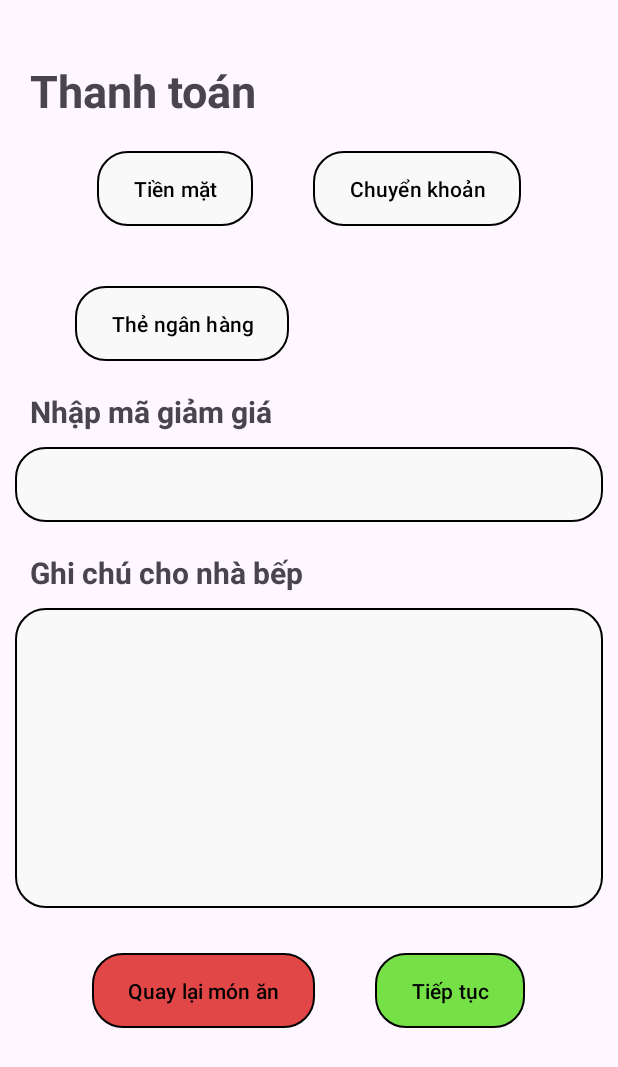
After one commit to tritoan24/Khopro, an Android app: the fragment ThanhToanFragment shown on its own in the app's theme, on a phone screen of 412 x 824 dp. The commit adds this screen. Shown: the top 1067 px of the screen. Run offline under Robolectric (Android 15) with nearby library versions, the phone set to English and light mode, and no system bars.

Commit message:
Dat up màn thanh toán với ThanhToanFragment

```diff
--- /dev/null
+++ b/app/src/main/java/com/ph32395/khopro/Fragment/ThanhToanFragment.java
@@ -0,0 +1,34 @@
+package com.ph32395.khopro.Fragment;
+
+import android.os.Bundle;
+import android.view.LayoutInflater;
+import android.view.View;
+import android.view.ViewGroup;
+import android.widget.Button;
+import android.widget.TextView;
+
+import androidx.annotation.NonNull;
+import androidx.annotation.Nullable;
+import androidx.fragment.app.Fragment;
+
+import com.ph32395.khopro.R;
+
+public class ThanhToanFragment extends Fragment {
+
+    Button btn_thanhToanTienMat , btn_thanhToanChuyenKhoan , btn_thanhToanTheNganHang,btn_quayLaiMonAn , btn_tiepTuc;
+    TextView tv_maGiamGiaThanhToan , tv_ghiChu;
+    @Nullable
+    @Override
+    public View onCreateView(@NonNull LayoutInflater inflater, @Nullable ViewGroup container, @Nullable Bundle savedInstanceState) {
+        View v = inflater.inflate(R.layout.fragment_thanhtoan, container, false);
+
+        btn_thanhToanTienMat = v.findViewById(R.id.btn_thanhToanTienMat);
+        btn_thanhToanChuyenKhoan = v.findViewById(R.id.btn_thanhToanChuyenKhoan);
+        btn_thanhToanTheNganHang = v.findViewById(R.id.btn_thanhToanTheNganHang);
+        btn_quayLaiMonAn = v.findViewById(R.id.btn_quayLaiMonAn);
+        btn_tiepTuc = v.findViewById(R.id.btn_tiepTuc);
+        tv_maGiamGiaThanhToan = v.findViewById(R.id.tv_maGiamGiaThanhToan);
+        tv_ghiChu = v.findViewById(R.id.tv_giChu);
+        return v;
+    }
+}
--- a/app/src/main/res/drawable/baseline_person_24.xml
+++ b/app/src/main/res/drawable/baseline_person_24.xml
@@ -1,4 +1,4 @@
-<vector android:height="24dp" android:tint="#000000"
+<vector android:height="24dp" android:tint="#3573C6"
     android:viewportHeight="24" android:viewportWidth="24"
     android:width="24dp" xmlns:android="http://schemas.android.com/apk/res/android">
     <path android:fillColor="@android:color/white" android:pathData="M12,12c2.21,0 4,-1.79 4,-4s-1.79,-4 -4,-4 -4,1.79 -4,4 1.79,4 4,4zM12,14c-2.67,0 -8,1.34 -8,4v2h16v-2c0,-2.66 -5.33,-4 -8,-4z"/>
--- /dev/null
+++ b/app/src/main/res/drawable/button_custom.xml
@@ -0,0 +1,14 @@
+<?xml version="1.0" encoding="utf-8"?>
+<shape
+    android:shape="rectangle"
+    xmlns:android="http://schemas.android.com/apk/res/android">
+    <size
+        android:width="100dp"
+        android:height="50dp"/>
+    <solid
+        android:color="#FAF9F9"/>
+    <corners
+        android:radius="20dp"/>
+    <stroke
+        android:width="1dp"></stroke>
+</shape>
--- /dev/null
+++ b/app/src/main/res/drawable/button_custom2.xml
@@ -0,0 +1,14 @@
+<?xml version="1.0" encoding="utf-8"?>
+<shape
+    android:shape="rectangle"
+    xmlns:android="http://schemas.android.com/apk/res/android">
+    <size
+        android:width="100dp"
+        android:height="50dp"/>
+    <solid
+        android:color="#E14747"/>
+    <corners
+        android:radius="20dp"/>
+    <stroke
+        android:width="1dp"></stroke>
+</shape>
--- /dev/null
+++ b/app/src/main/res/drawable/button_custom3.xml
@@ -0,0 +1,14 @@
+<?xml version="1.0" encoding="utf-8"?>
+<shape
+    android:shape="rectangle"
+    xmlns:android="http://schemas.android.com/apk/res/android">
+    <size
+        android:width="100dp"
+        android:height="50dp"/>
+    <solid
+        android:color="#75E147"/>
+    <corners
+        android:radius="20dp"/>
+    <stroke
+        android:width="1dp"></stroke>
+</shape>
--- /dev/null
+++ b/app/src/main/res/drawable/textview_custom.xml
@@ -0,0 +1,9 @@
+<?xml version="1.0" encoding="utf-8"?>
+<shape xmlns:android="http://schemas.android.com/apk/res/android">
+    <corners
+        android:radius="20dp"/>
+    <stroke
+        android:width="1dp"></stroke>
+    <solid
+        android:color="#FAF9F9"/>
+</shape>
--- a/app/src/main/res/layout/activity_login.xml
+++ b/app/src/main/res/layout/activity_login.xml
@@ -78,7 +78,6 @@
                 app:boxCornerRadiusBottomStart="20dp"
                 >
                 <EditText
-
                     android:id="@+id/ed_manguoidung_login"
                     android:layout_width="match_parent"
                     android:layout_height="wrap_content"
--- a/app/src/main/res/layout/add_nhanvien.xml
+++ b/app/src/main/res/layout/add_nhanvien.xml
@@ -77,7 +77,6 @@
                 android:layout_width="wrap_content"
                 android:layout_height="wrap_content"
                 android:text="Nam" />
-
             <RadioButton
                 android:id="@+id/rdo_Nu"
                 android:layout_width="wrap_content"
--- /dev/null
+++ b/app/src/main/res/layout/fragment_thanhtoan.xml
@@ -0,0 +1,106 @@
+<?xml version="1.0" encoding="utf-8"?>
+<LinearLayout xmlns:android="http://schemas.android.com/apk/res/android"
+    android:layout_width="match_parent"
+    android:layout_height="match_parent"
+    xmlns:app="http://schemas.android.com/apk/res-auto"
+    android:orientation="vertical">
+    <TextView
+        android:layout_width="match_parent"
+        android:layout_height="wrap_content"
+        android:text="Thanh toán"
+        android:textStyle="bold"
+        android:textSize="30dp"
+        android:layout_marginTop="40dp"
+        android:layout_marginLeft="20dp"/>
+    <LinearLayout
+        android:layout_width="match_parent"
+        android:layout_height="wrap_content"
+        android:orientation="horizontal"
+        android:gravity="center_horizontal">
+        <Button
+            android:layout_width="wrap_content"
+            android:layout_height="wrap_content"
+            android:layout_margin="20dp"
+            android:text="Tiền mặt"
+            android:background="@drawable/button_custom"
+            app:backgroundTint = "@null"
+            android:textColor="@color/black"
+            android:id="@+id/btn_thanhToanTienMat"/>
+        <Button
+            android:layout_width="wrap_content"
+            android:layout_height="wrap_content"
+            android:layout_margin="20dp"
+            android:text="Chuyển khoản"
+            android:background="@drawable/button_custom"
+            app:backgroundTint = "@null"
+            android:textColor="@color/black"
+            android:id="@+id/btn_thanhToanChuyenKhoan"/>
+    </LinearLayout>
+    <LinearLayout
+        android:layout_width="match_parent"
+        android:layout_height="wrap_content"
+        android:orientation="horizontal">
+        <Button
+            android:layout_width="wrap_content"
+            android:layout_height="wrap_content"
+            android:layout_marginLeft="50dp"
+            android:layout_marginTop="20dp"
+            android:text="Thẻ ngân hàng"
+            android:background="@drawable/button_custom"
+            app:backgroundTint = "@null"
+            android:textColor="@color/black"
+            android:id="@+id/btn_thanhToanTheNganHang"/>
+    </LinearLayout>
+    <TextView
+        android:layout_width="match_parent"
+        android:layout_height="wrap_content"
+        android:text="Nhập mã giảm giá"
+        android:layout_marginTop="20dp"
+        android:layout_marginLeft="20dp"
+        android:textSize="20dp"
+        android:textStyle="bold"/>
+    <TextView
+        android:layout_width="match_parent"
+        android:layout_height="50dp"
+        android:layout_margin="10dp"
+        android:background="@drawable/textview_custom"
+        android:id="@+id/tv_maGiamGiaThanhToan"/>
+    <TextView
+        android:layout_width="match_parent"
+        android:layout_height="wrap_content"
+        android:text="Ghi chú cho nhà bếp"
+        android:layout_marginTop="10dp"
+        android:layout_marginLeft="20dp"
+        android:textSize="20dp"
+        android:textStyle="bold"/>
+    <TextView
+        android:layout_width="match_parent"
+        android:layout_height="200dp"
+        android:layout_margin="10dp"
+        android:background="@drawable/textview_custom"
+        android:id="@+id/tv_giChu"/>
+    <LinearLayout
+        android:layout_width="match_parent"
+        android:layout_height="wrap_content"
+        android:orientation="horizontal"
+        android:gravity="center_horizontal">
+        <Button
+            android:layout_width="wrap_content"
+            android:layout_height="wrap_content"
+            android:layout_margin="20dp"
+            android:text="Quay lại món ăn"
+            android:background="@drawable/button_custom2"
+            app:backgroundTint = "@null"
+            android:textColor="@color/black"
+            android:id="@+id/btn_quayLaiMonAn"/>
+        <Button
+            android:layout_width="wrap_content"
+            android:layout_height="wrap_content"
+            android:layout_margin="20dp"
+            android:text="Tiếp tục"
+            android:background="@drawable/button_custom3"
+            app:backgroundTint = "@null"
+            android:textColor="@color/black"
+            android:id="@+id/btn_tiepTuc"/>
+    </LinearLayout>
+</LinearLayout>
```
Also changed, not shown: app/src/main/res/drawable/img_logout.png.
